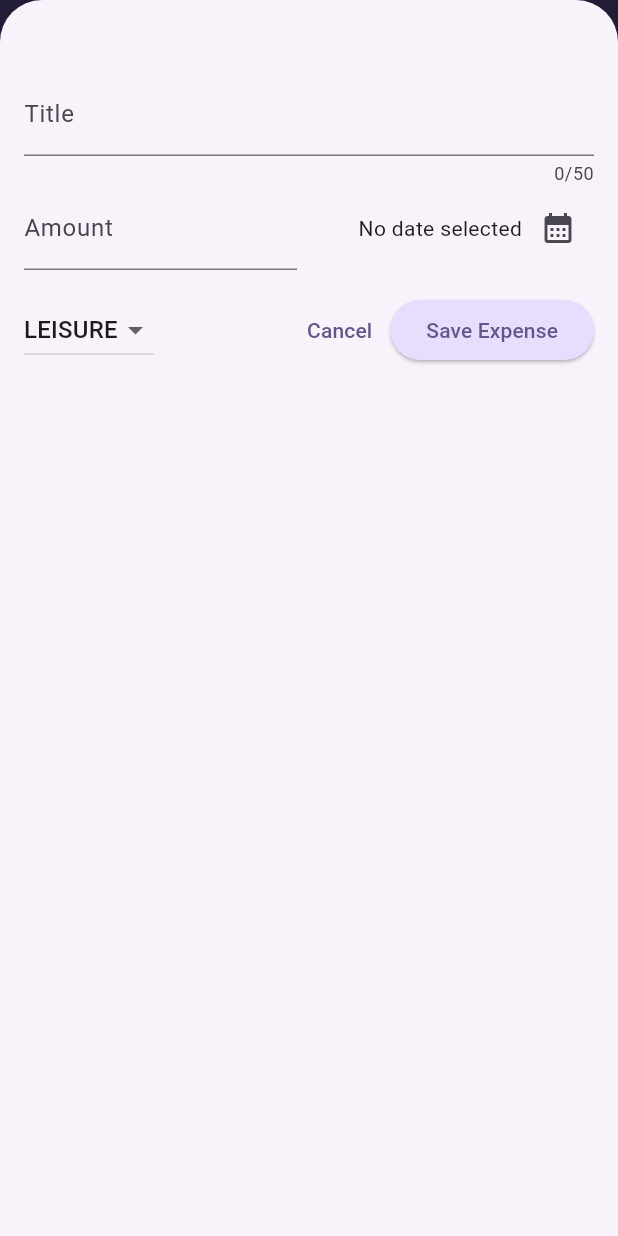
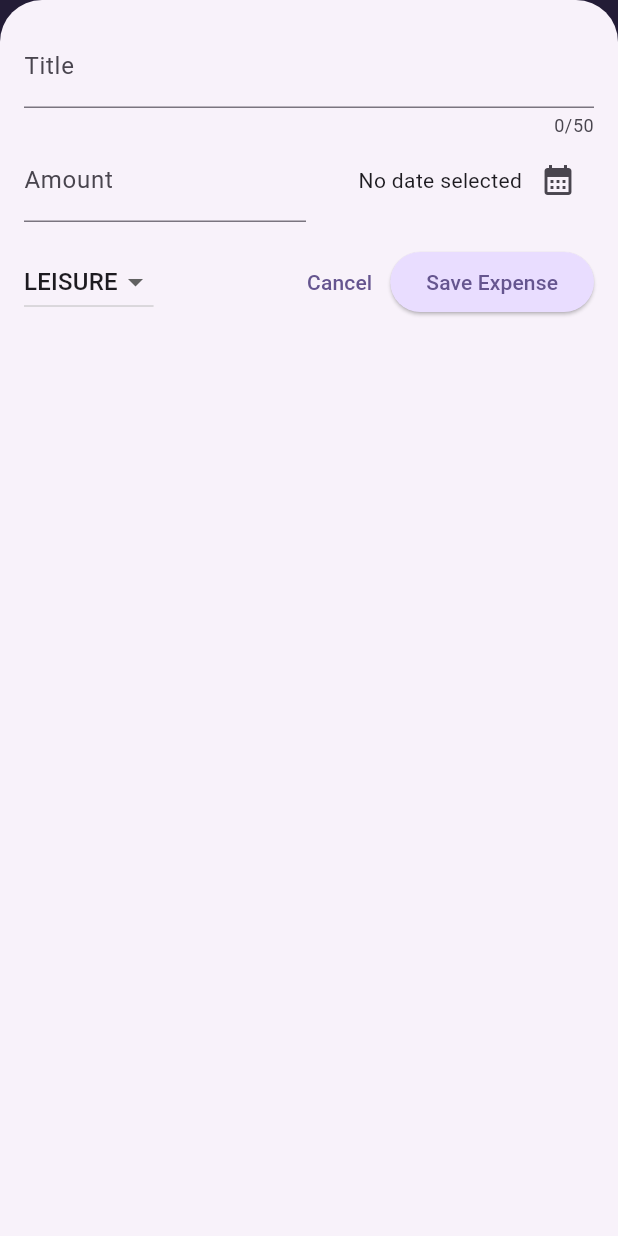
Before and after one commit to bartlomiej-sacha-tutorials/flutter-expense-tracker, a Flutter app: the screen it shows after launch, after a tap on the "add" icon, on a phone screen of 412 x 824 dp. Run offline on Flutter 3.47's test engine with Material 3 defaults, Android fonts, the phone set to English and light mode, and no system bars.

Commit message:
add use safe area for new expense dialog

```diff
--- a/lib/widgets/expenses.dart
+++ b/lib/widgets/expenses.dart
@@ -72,6 +72,7 @@ class _ExpensesState extends State<Expenses> {
 
   void _openAddExpenseOverlay() {
     showModalBottomSheet(
+      useSafeArea: true,
       isScrollControlled: true,
       context: context,
       builder: (ctx) => NewExpense(onAddExpense: addExpense),
--- a/lib/widgets/new_expense.dart
+++ b/lib/widgets/new_expense.dart
@@ -88,7 +88,7 @@ class _NewExpenseState extends State<NewExpense> {
       height: double.infinity,
       child: SingleChildScrollView(
         child: Padding(
-          padding: EdgeInsets.fromLTRB(16, 48, 16, keyboardSpace + 16),
+          padding: EdgeInsets.fromLTRB(16, 16, 16, keyboardSpace + 16),
           child: Column(
             children: [
               TextField(
@@ -108,7 +108,7 @@ class _NewExpenseState extends State<NewExpense> {
                       ),
                     ),
                   ),
-                  const SizedBox(width: 16),
+                  const SizedBox(width: 4),
                   Expanded(
                     child: Row(
                       mainAxisAlignment: MainAxisAlignment.end,
```
